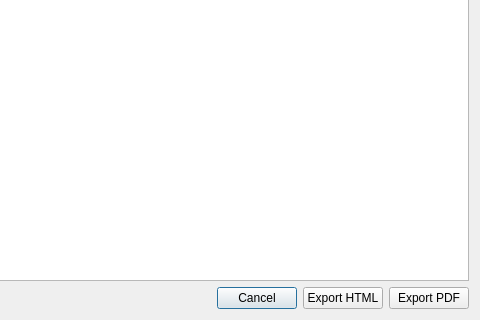
First picture: the form in src/exportpdf.ui, repository cinemaouvert/OPP, before the edit; both pictures show x 98 to 578 and y 113 to 433 of the 578 by 433 pixel window.
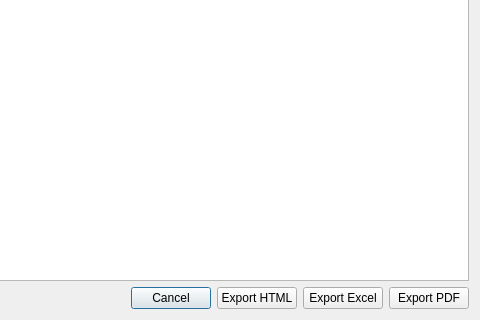
Second picture: the form after the edit.

What changed in the file:
```diff
--- a/src/exportpdf.ui
+++ b/src/exportpdf.ui
@@ -65,6 +65,13 @@
          </property>
         </widget>
        </item>
+       <item>
+        <widget class="QPushButton" name="exportEXCEL_Button">
+         <property name="text">
+          <string>Export Excel</string>
+         </property>
+        </widget>
+       </item>
        <item>
         <widget class="QPushButton" name="exportPDF_Button">
          <property name="text">
```
Left out of the diff: 2 changed lines with no effect on the pictures.
